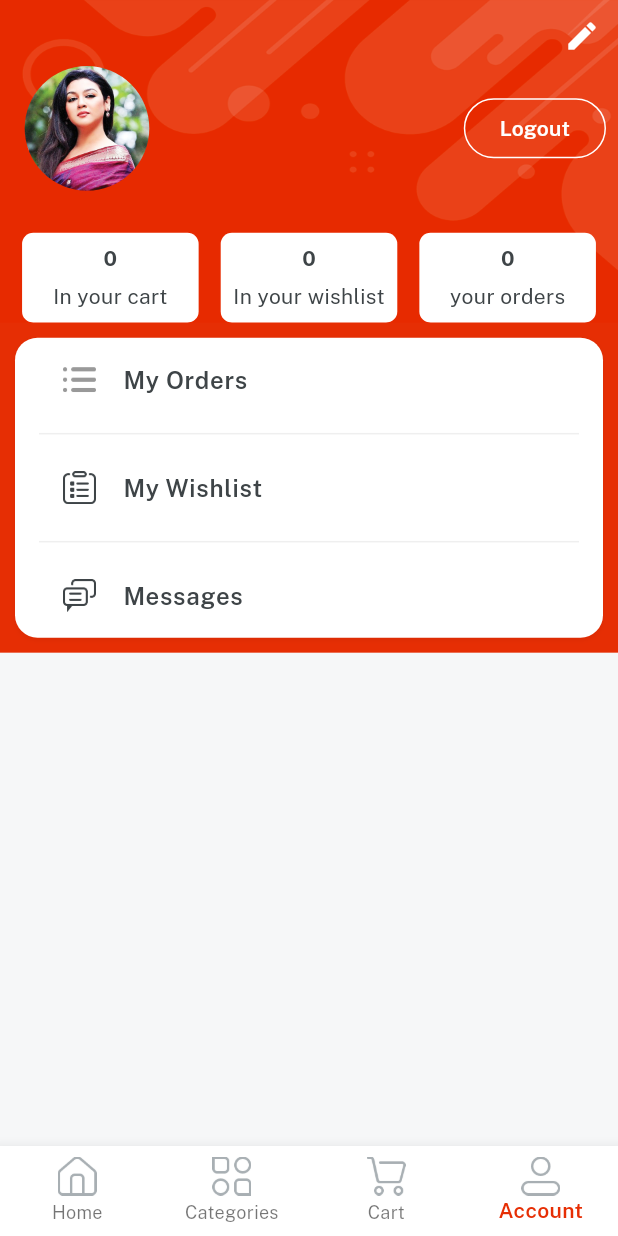
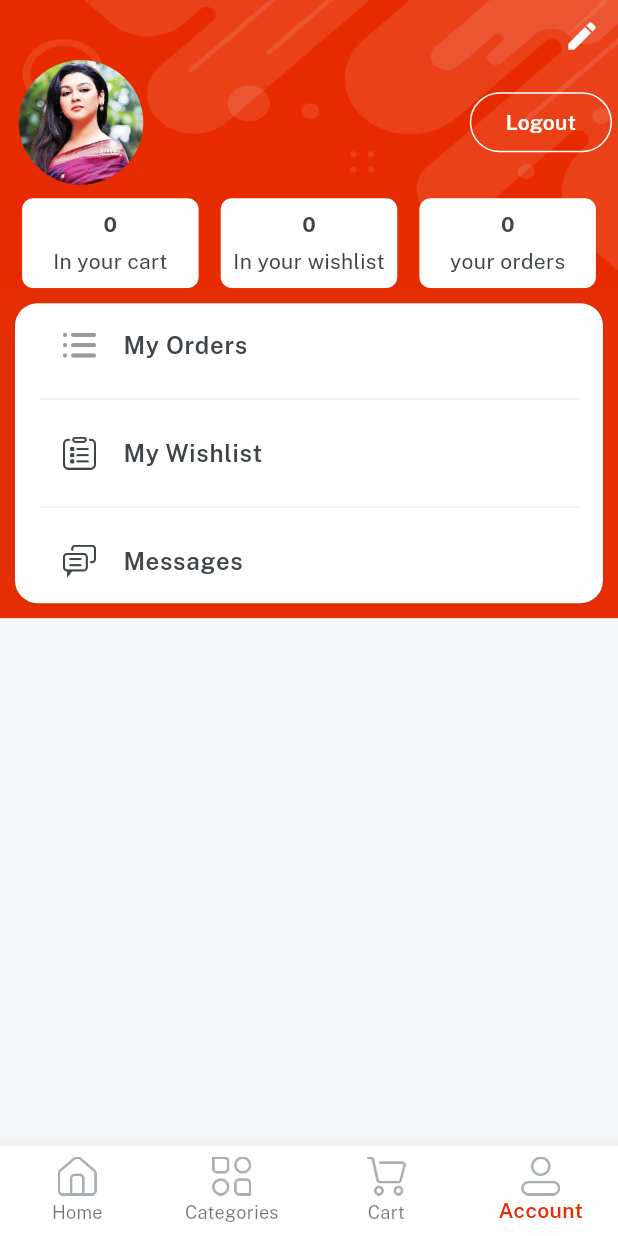
Before and after one commit to kausar-fatima/E-Mart-app, a Flutter app: the screen it shows once a user with an empty profile is signed in, item 4 of the bottom bar chosen, on a phone screen of 412 x 824 dp. Run offline on Flutter 3.47's test engine with Material 3 defaults, Android fonts, the phone set to English and light mode, and no system bars; our stand-ins replace cloud_firestore, firebase_auth, firebase_core, firebase_storage, get, image_picker and 1 more; accounts and stored records are empty.

Commit message:
some issues resolved

```diff
--- a/lib/views/category_screen/item_details.dart
+++ b/lib/views/category_screen/item_details.dart
@@ -22,6 +22,7 @@ class ItemDetails extends StatelessWidget {
           leading: IconButton(
             onPressed: () {
               controller.resetValues();
+              Get.back();
             },
             icon: Icon(Icons.arrow_back),
           ),
--- a/lib/views/home_screen/components/search_screen.dart
+++ b/lib/views/home_screen/components/search_screen.dart
@@ -46,13 +46,13 @@ class SearchScreen extends StatelessWidget {
                         fit: BoxFit.cover,
                       ),
                       10.heightBox,
-                      "${filtered[index]['p_name'][0]}"
+                      "${filtered[index]['p_name']}"
                           .text
                           .fontFamily(semibold)
                           .color(darkFontGrey)
                           .make(),
                       10.heightBox,
-                      "${filtered[index]['p_price'][0]}"
+                      "${filtered[index]['p_price']}"
                           .numCurrency
                           .text
                           .color(redColor)
--- a/lib/views/orders_screen/order_screen.dart
+++ b/lib/views/orders_screen/order_screen.dart
@@ -21,6 +21,7 @@ class OrderScreen extends StatelessWidget {
             } else {
               var data = snapshot.data!.docs;
               return ListView.builder(
+                itemCount: data.length,
                 itemBuilder: (context, index) {
                   return ListTile(
                     leading: "${index + 1}"
--- a/lib/views/profile_screen/profile_screen.dart
+++ b/lib/views/profile_screen/profile_screen.dart
@@ -2,7 +2,6 @@ import 'package:e_mart_app/consts/consts.dart';
 import 'package:e_mart_app/views/chat_screen/messaging_screen.dart';
 import 'package:e_mart_app/views/orders_screen/order_screen.dart';
 import 'package:e_mart_app/views/wishlist_screen/wishlist_screen.dart';
-import 'package:e_mart_app/widgets_common/loading_indicator.dart';
 
 class ProfileScreen extends StatelessWidget {
   const ProfileScreen({super.key});
@@ -47,7 +46,7 @@ class ProfileScreen extends StatelessWidget {
 
                     // users details section
                     Padding(
-                      padding: const EdgeInsets.all(8.0),
+                      padding: const EdgeInsets.all(4.0),
                       child: Row(
                         children: [
                           data['imageUrl'] == ''
@@ -58,7 +57,7 @@ class ProfileScreen extends StatelessWidget {
                                 ).box.roundedFull.clip(Clip.antiAlias).make()
                               : Image.network(
                                   data['imageUrl'],
-                                  width: 70,
+                                  width: 60,
                                   fit: BoxFit.cover,
                                 )
                                   .box
@@ -93,7 +92,7 @@ class ProfileScreen extends StatelessWidget {
                         ],
                       ),
                     ),
-                    20.heightBox,
+                    5.heightBox,
                     FutureBuilder(
                         future: FirestoreServices.getCounts(),
                         builder:
```
Also changed, not shown: lib/controllers/cart_controller.dart (+12 -1 lines), lib/views/home_screen/home_screen.dart (+8 -6 lines).
